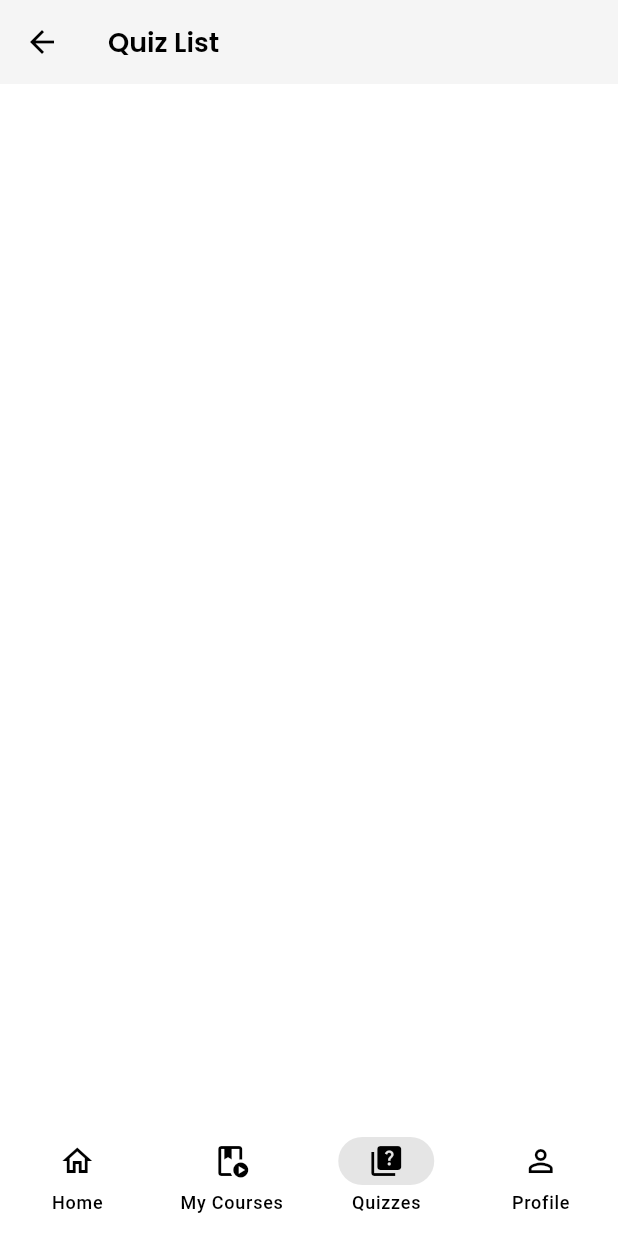
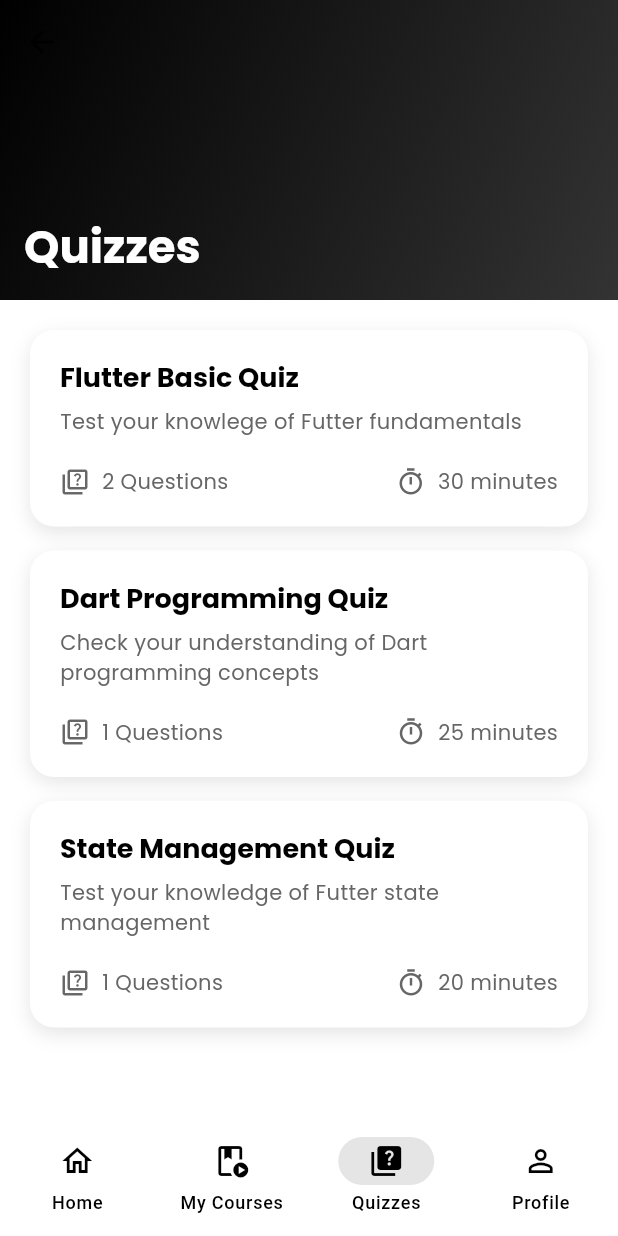
Before and after one commit to ThaeNandarSeint/learning_app, a Flutter app: the MainScreen screen opened by its route, item 3 of the bottom bar chosen, on a phone screen of 412 x 824 dp. Run offline on Flutter 3.47's test engine with Material 3 defaults, Android fonts, the phone set to English and light mode, and no system bars; our stand-ins replace bloc, cached_network_image, equatable, flutter_bloc, get, get_storage and 3 more; accounts and stored records are empty; network calls fail.

Commit message:
design quiz list screen

```diff
--- a/lib/features/entry/views/screens/main_screen.dart
+++ b/lib/features/entry/views/screens/main_screen.dart
@@ -6,7 +6,7 @@ import 'package:learning_app/features/entry/viewmodels/navigation_bloc.dart';
 import 'package:learning_app/features/entry/viewmodels/navigation_event.dart';
 import 'package:learning_app/features/entry/viewmodels/navigation_state.dart';
 import 'package:learning_app/features/entry/views/screens/home_screen.dart';
-import 'package:learning_app/features/quiz/views/quiz_list_screen.dart';
+import 'package:learning_app/features/quiz/views/screens/quiz_list_screen.dart';
 import 'package:learning_app/features/user/views/profile_screen.dart';
 
 class MainScreen extends StatelessWidget {
--- a/lib/features/entry/views/widgets/home_app_bar.dart
+++ b/lib/features/entry/views/widgets/home_app_bar.dart
@@ -32,7 +32,7 @@ class HomeAppBar extends StatelessWidget {
               ),
             ),
             Text(
-              'John Doe,',
+              'Thae,',
               style: theme.textTheme.titleLarge?.copyWith(
                 color: AppColors.accent,
                 fontWeight: FontWeight.bold,
--- a/lib/features/quiz/views/quiz_list_screen.dart
+++ /dev/null
@@ -1,10 +0,0 @@
-import 'package:flutter/material.dart';
-
-class QuizListScreen extends StatelessWidget {
-  const QuizListScreen({super.key});
-
-  @override
-  Widget build(BuildContext context) {
-    return Scaffold(appBar: AppBar(title: const Text('Quiz List')));
-  }
-}
--- /dev/null
+++ b/lib/features/quiz/views/screens/quiz_list_screen.dart
@@ -0,0 +1,61 @@
+import 'package:flutter/material.dart';
+import 'package:learning_app/core/theme/app_colors.dart';
+import 'package:learning_app/features/quiz/views/widgets/quiz_card.dart';
+import 'package:learning_app/services/dummy_data_service.dart';
+
+class QuizListScreen extends StatelessWidget {
+  const QuizListScreen({super.key});
+
+  @override
+  Widget build(BuildContext context) {
+    final theme = Theme.of(context);
+
+    return Scaffold(
+      backgroundColor: AppColors.lightBackground,
+      body: CustomScrollView(
+        physics: const BouncingScrollPhysics(),
+        slivers: [
+          SliverAppBar(
+            expandedHeight: 200,
+            pinned: true,
+            backgroundColor: AppColors.primary,
+            flexibleSpace: FlexibleSpaceBar(
+              titlePadding: const EdgeInsets.all(16),
+              title: Text(
+                'Quizzes',
+                style: theme.textTheme.headlineMedium?.copyWith(
+                  color: AppColors.accent,
+                  fontWeight: FontWeight.bold,
+                ),
+              ),
+              background: Container(
+                decoration: const BoxDecoration(
+                  gradient: LinearGradient(
+                    colors: [AppColors.primary, AppColors.primaryLight],
+                    begin: Alignment.topLeft,
+                    end: Alignment.bottomRight,
+                  ),
+                ),
+              ),
+            ),
+          ),
+          SliverPadding(
+            padding: const EdgeInsets.all(20),
+            sliver: SliverList(
+              delegate: SliverChildBuilderDelegate((context, index) {
+                final quiz = DummyDataService.quizzes[index];
+                return QuizCard(
+                  title: quiz.title,
+                  description: quiz.description,
+                  questionCount: quiz.questions.length,
+                  timeLimit: quiz.timeLimit,
+                  onTap: () {},
+                );
+              }, childCount: DummyDataService.quizzes.length),
+            ),
+          ),
+        ],
+      ),
+    );
+  }
+}
--- /dev/null
+++ b/lib/features/quiz/views/widgets/quiz_card.dart
@@ -0,0 +1,100 @@
+import 'package:flutter/material.dart';
+import 'package:learning_app/core/theme/app_colors.dart';
+
+class QuizCard extends StatelessWidget {
+  const QuizCard({
+    super.key,
+    required this.title,
+    required this.description,
+    required this.questionCount,
+    required this.timeLimit,
+    required this.onTap,
+  });
+
+  final String title;
+  final String description;
+  final int questionCount;
+  final int timeLimit;
+  final VoidCallback onTap;
+
+  @override
+  Widget build(BuildContext context) {
+    final theme = Theme.of(context);
+
+    return Container(
+      margin: const EdgeInsets.only(bottom: 16),
+      decoration: BoxDecoration(
+        color: AppColors.accent,
+        borderRadius: BorderRadius.circular(16),
+        boxShadow: [
+          BoxShadow(
+            color: AppColors.primary.withAlpha((0.1 * 255).round()),
+            blurRadius: 10,
+            offset: const Offset(0, 4),
+          ),
+        ],
+      ),
+      child: Material(
+        color: Colors.transparent,
+        child: InkWell(
+          onTap: onTap,
+          borderRadius: BorderRadius.circular(16),
+          child: Padding(
+            padding: const EdgeInsets.all(20),
+            child: Column(
+              crossAxisAlignment: CrossAxisAlignment.start,
+              children: [
+                Text(
+                  title,
+                  style: theme.textTheme.titleLarge?.copyWith(
+                    color: AppColors.primary,
+                    fontWeight: FontWeight.bold,
+                  ),
+                ),
+                const SizedBox(height: 8),
+                Text(
+                  description,
+                  style: theme.textTheme.bodyMedium?.copyWith(
+                    color: AppColors.secondary,
+                  ),
+                ),
+                const SizedBox(height: 20),
+                Row(
+                  mainAxisAlignment: MainAxisAlignment.spaceBetween,
+                  children: [
+                    _buildQuizStat(
+                      theme,
+                      Icons.quiz_outlined,
+                      '$questionCount Questions',
+                    ),
+                    const SizedBox(height: 20),
+                    _buildQuizStat(
+                      theme,
+                      Icons.timer_outlined,
+                      '$timeLimit minutes',
+                    ),
+                  ],
+                ),
+              ],
+            ),
+          ),
+        ),
+      ),
+    );
+  }
+
+  Widget _buildQuizStat(ThemeData theme, IconData icon, String text) {
+    return Row(
+      children: [
+        Icon(icon, size: 20, color: AppColors.secondary),
+        const SizedBox(width: 8),
+        Text(
+          text,
+          style: theme.textTheme.bodyMedium?.copyWith(
+            color: AppColors.secondary,
+          ),
+        ),
+      ],
+    );
+  }
+}
--- a/lib/routes/app_routes.dart
+++ b/lib/routes/app_routes.dart
@@ -8,7 +8,7 @@ import 'package:learning_app/features/entry/views/screens/main_screen.dart';
 import 'package:learning_app/features/entry/views/screens/onboarding_screen.dart';
 import 'package:learning_app/features/entry/views/screens/splash_screen.dart';
 import 'package:learning_app/features/entry/views/screens/teacher_home_screen.dart';
-import 'package:learning_app/features/quiz/views/quiz_list_screen.dart';
+import 'package:learning_app/features/quiz/views/screens/quiz_list_screen.dart';
 import 'package:learning_app/features/user/views/profile_screen.dart';
 
 class AppRoutes {
--- a/lib/routes/route_pages.dart
+++ b/lib/routes/route_pages.dart
@@ -8,7 +8,7 @@ import 'package:learning_app/features/entry/views/screens/main_screen.dart';
 import 'package:learning_app/features/entry/views/screens/onboarding_screen.dart';
 import 'package:learning_app/features/entry/views/screens/splash_screen.dart';
 import 'package:learning_app/features/entry/views/screens/teacher_home_screen.dart';
-import 'package:learning_app/features/quiz/views/quiz_list_screen.dart';
+import 'package:learning_app/features/quiz/views/screens/quiz_list_screen.dart';
 import 'package:learning_app/features/user/views/profile_screen.dart';
 import 'package:learning_app/routes/app_routes.dart';
 
```
